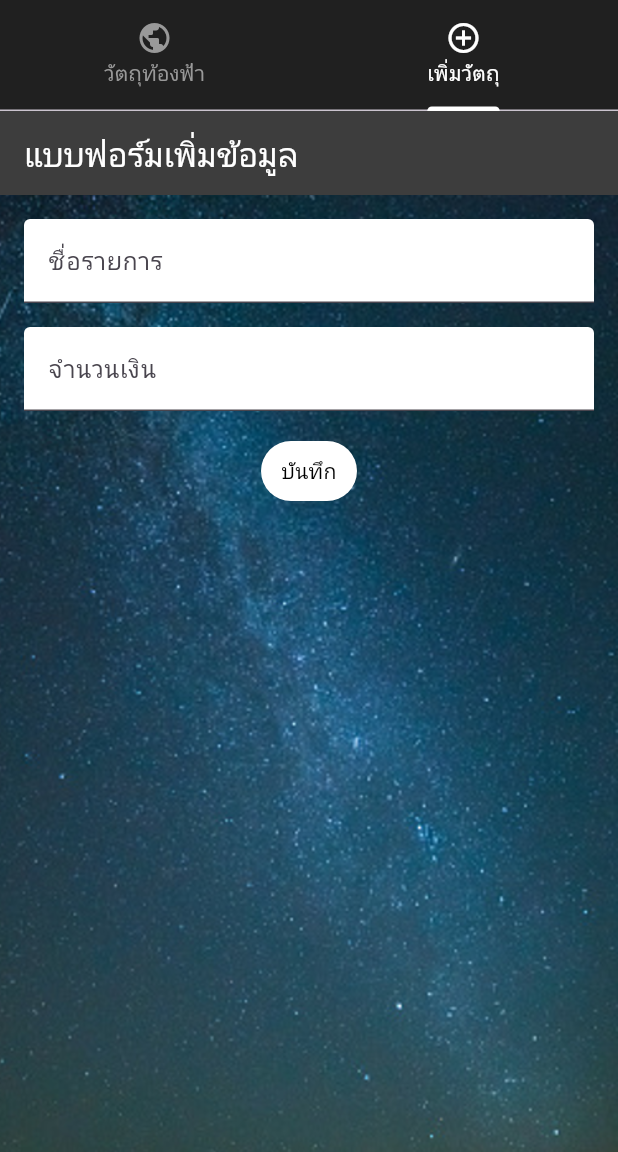
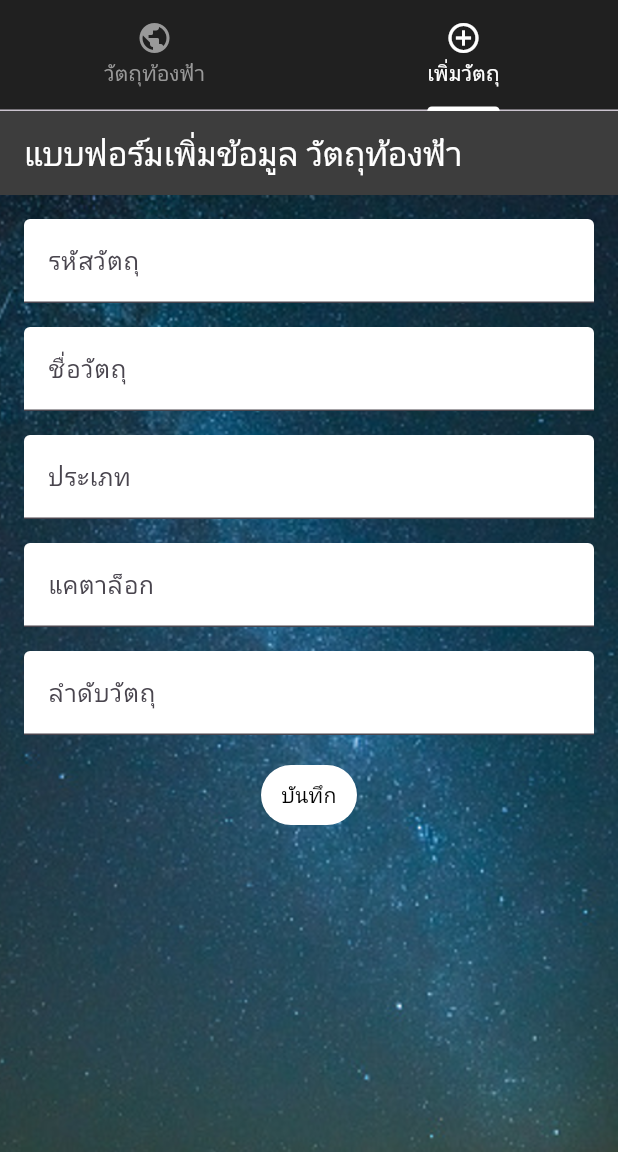
Before and after one commit to Anusak46/Astronomical-Object, a Flutter app: the screen it shows after launch, tab 2 chosen, on a phone screen of 412 x 824 dp, the part 84-1236 px from its top. Run offline on Flutter 3.47's test engine with Material 3 defaults, Android fonts, the phone set to English and light mode, and no system bars; our stand-ins replace sembast.

Commit message:
เพิ่ม attribute และ แก้ไขเนื้อหา

```diff
--- a/lib/models/transactions.dart
+++ b/lib/models/transactions.dart
@@ -1,12 +1,18 @@
 class Transactions {
   int? keyID;
   final String title;
+  final String title1;
+  final String title2;
+  final String title3;
   final double amount;
   final DateTime date;
 
   Transactions({
     this.keyID,
     required this.title,
+    required this.title1,
+    required this.title2,
+    required this.title3,
     required this.amount,
     required this.date,
   });
--- a/lib/screens/form_screen.dart
+++ b/lib/screens/form_screen.dart
@@ -1,6 +1,5 @@
 import 'package:account/main.dart';
 import 'package:account/models/transactions.dart';
-
 import 'package:flutter/material.dart';
 import 'package:provider/provider.dart';
 import 'package:account/provider/transaction_provider.dart';
@@ -15,6 +14,9 @@ class FormScreen extends StatefulWidget {
 class _FormScreenState extends State<FormScreen> {
   final formKey = GlobalKey<FormState>();
   final titleController = TextEditingController();
+  final name = TextEditingController();
+  final type = TextEditingController();
+  final Catalog = TextEditingController();
   final amountController = TextEditingController();
 
   @override
@@ -22,18 +24,21 @@ class _FormScreenState extends State<FormScreen> {
     return Scaffold(
       appBar: AppBar(
         title: const Text(
-          'แบบฟอร์มเพิ่มข้อมูล',
+          'แบบฟอร์มเพิ่มข้อมูล วัตถุท้องฟ้า',
           style: TextStyle(color: Color.fromARGB(255, 255, 255, 255)),
         ),
         backgroundColor: const Color.fromARGB(255, 61, 61, 61),
       ),
       body: Container(
+        height: MediaQuery.of(context).size.height,
+        width: MediaQuery.of(context).size.width,
         decoration: const BoxDecoration(
           image: DecorationImage(
             image: AssetImage('images/A3.png'),
             fit: BoxFit.cover,
           ),
         ),
+        child: SingleChildScrollView(
           child: Form(
             key: formKey,
             child: Padding(
@@ -42,7 +47,7 @@ class _FormScreenState extends State<FormScreen> {
                 children: [
                   TextFormField(
                     decoration: const InputDecoration(
-                    labelText: 'ชื่อรายการ',
+                      labelText: 'รหัสวัตถุ',
                       filled: true,
                       fillColor: Colors.white,
                     ),
@@ -57,7 +62,52 @@ class _FormScreenState extends State<FormScreen> {
                   const SizedBox(height: 16.0),
                   TextFormField(
                     decoration: const InputDecoration(
-                    labelText: 'จำนวนเงิน',
+                      labelText: 'ชื่อวัตถุ',
+                      filled: true,
+                      fillColor: Colors.white,
+                    ),
+                    autofocus: false,
+                    controller: name,
+                    validator: (String? str) {
+                      if (str!.isEmpty) {
+                        return 'กรุณากรอกข้อมูล';
+                      }
+                    },
+                  ),
+                  const SizedBox(height: 16.0),
+                  TextFormField(
+                    decoration: const InputDecoration(
+                      labelText: 'ประเภท',
+                      filled: true,
+                      fillColor: Colors.white,
+                    ),
+                    autofocus: false,
+                    controller: type,
+                    validator: (String? str) {
+                      if (str!.isEmpty) {
+                        return 'กรุณากรอกข้อมูล';
+                      }
+                    },
+                  ),
+                  const SizedBox(height: 16.0),
+                  TextFormField(
+                    decoration: const InputDecoration(
+                      labelText: 'แคตาล็อก',
+                      filled: true,
+                      fillColor: Colors.white,
+                    ),
+                    autofocus: false,
+                    controller: Catalog,
+                    validator: (String? str) {
+                      if (str!.isEmpty) {
+                        return 'กรุณากรอกข้อมูล';
+                      }
+                    },
+                  ),
+                  const SizedBox(height: 16.0),
+                  TextFormField(
+                    decoration: const InputDecoration(
+                      labelText: 'ลำดับวัตถุ',
                       filled: true,
                       fillColor: Colors.white,
                     ),
@@ -89,6 +139,9 @@ class _FormScreenState extends State<FormScreen> {
                         var statement = Transactions(
                           keyID: null,
                           title: titleController.text,
+                          title1: name.text,
+                          title2: type.text,
+                          title3: Catalog.text,
                           amount: double.parse(amountController.text),
                           date: DateTime.now(),
                         );
@@ -114,6 +167,7 @@ class _FormScreenState extends State<FormScreen> {
             ),
           ),
         ),
+      ),
     );
   }
 }
--- a/lib/screens/home_screen.dart
+++ b/lib/screens/home_screen.dart
@@ -1,9 +1,6 @@
 import 'package:account/provider/transaction_provider.dart';
 import 'package:account/screens/edit_screen.dart';
-import 'package:account/screens/edit_screen.dart.bak';
-import 'package:account/screens/form_screen.dart';
 import 'package:flutter/material.dart';
-import 'package:flutter/services.dart';
 import 'package:intl/intl.dart';
 import 'package:provider/provider.dart';
 
```
Also changed, not shown: lib/databases/transaction_db.dart (+9 -0 lines), lib/screens/edit_screen.dart (+49 -4 lines), 1 other file. Lines whose indentation alone changed are shown as unchanged.
